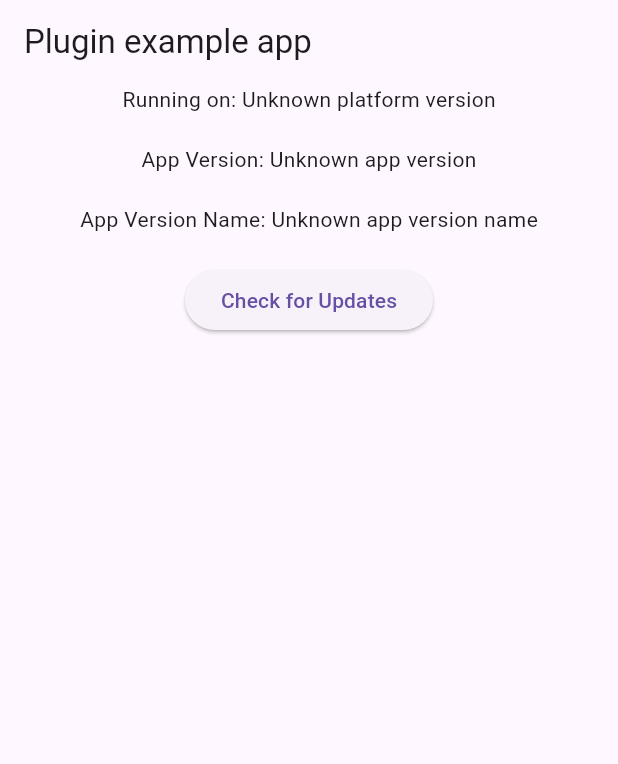
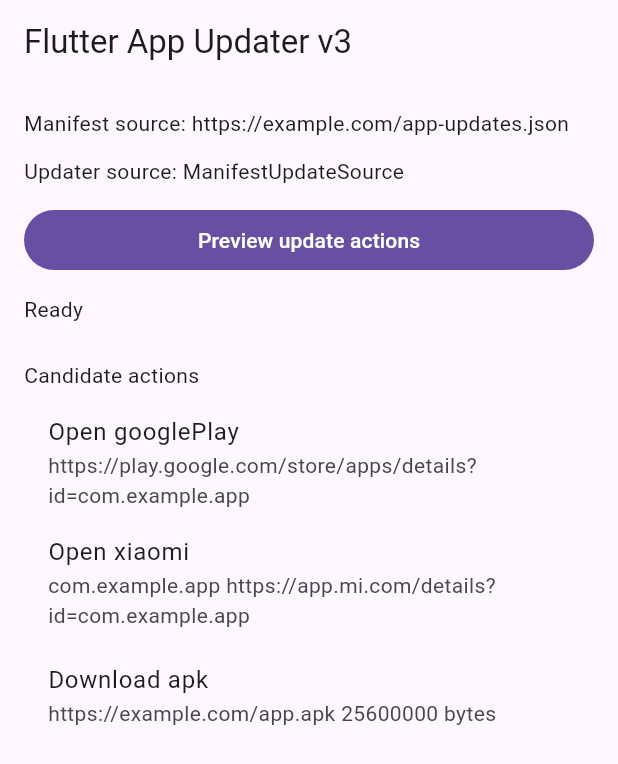
Before and after one commit to indie-geeker/flutter_app_updater, a Flutter app: the screen it shows after launch, on a phone screen of 412 x 824 dp. Shown: the top 764 px of the screen. Run offline on Flutter 3.47's test engine with Material 3 defaults, Android fonts, the phone set to English and light mode, and no system bars; our stand-ins replace plugin_platform_interface.

Commit message:
docs: document v3 updater API

```diff
--- a/example/lib/main.dart
+++ b/example/lib/main.dart
@@ -1,10 +1,5 @@
 import 'package:flutter/material.dart';
-import 'package:flutter_localizations/flutter_localizations.dart';
-import 'dart:async';
-
-import 'package:flutter/services.dart';
-// ignore: implementation_imports
-import 'package:flutter_app_updater/src/updater.dart';
+import 'package:flutter_app_updater/flutter_app_updater.dart';
 
 void main() {
   runApp(const MyApp());
@@ -18,111 +13,137 @@ class MyApp extends StatefulWidget {
 }
 
 class _MyAppState extends State<MyApp> {
-  String _platformVersion = 'Unknown';
-  String _appVersionCode = 'Unknown';
-  String _appVersionName = 'Unknown';
-  final _flutterAppUpdaterPlugin = FlutterAppUpdater(
-      updateUrl: "https://power.earthg.cn/update/update.json",
-      versionKey: "newVersionCode",
-      downloadUrlKey: "apkUrl",
-      changeLogKey: "updateMessage",
-      isForceUpdateKey: "forceUpdate"
+  static final _manifestUrl = Uri.parse(
+    'https://example.com/app-updates.json',
   );
 
+  late final AppUpdater _updater = AppUpdater(
+    source: UpdateSource.manifest(manifestUrl: _manifestUrl),
+    selector: const UpdateSelector(
+      installedVersion: '1.0.0',
+      platform: TargetPlatform.android,
+      architecture: 'arm64',
+      channel: 'stable',
+    ),
+  );
 
-  @override
-  void initState() {
-    super.initState();
-    _flutterAppUpdaterPlugin.init();
+  late final UpdateCandidate _previewCandidate = UpdateCandidate(
+    version: '2.0.0',
+    buildNumber: '42',
+    channel: 'stable',
+    platform: TargetPlatform.android,
+    architecture: 'arm64',
+    releaseNotes: 'Bug fixes and performance improvements',
+    releasedAt: DateTime.utc(2026, 7, 3, 10),
+    policy: const UpdatePolicy(level: UpdatePolicyLevel.recommended),
+    actions: [
+      OpenStoreAction(
+        store: StoreKind.googlePlay,
+        storeUrl: Uri.parse(
+          'https://play.google.com/store/apps/details?id=com.example.app',
+        ),
+      ),
+      OpenAndroidMarketAction(
+        market: AndroidMarketKind.xiaomi,
+        targetPackageName: 'com.example.app',
+        fallbackUrl: Uri.parse('https://app.mi.com/details?id=com.example.app'),
+      ),
+      DownloadPackageAction(
+        packageUrl: Uri.parse('https://example.com/app.apk'),
+        packageType: PackageType.apk,
+        packageSizeBytes: 25600000,
+        sha256: 'a' * 64,
+      ),
+    ],
+  );
 
-    initPlatformState();
+  String _status = 'Ready';
+  UpdateCheckResult? _result;
 
-  }
-
-  Future<void> initPlatformState() async {
-    String platformVersion;
-    String appVersion;
-    String appVersionName;
-    try {
-      platformVersion =
-          await _flutterAppUpdaterPlugin.getPlatformVersion() ?? 'Unknown platform version';
-      appVersion =
-          await _flutterAppUpdaterPlugin.getAppVersionCode() ?? 'Unknown app version';
-
-      appVersionName =
-          await _flutterAppUpdaterPlugin.getAppVersionName() ?? 'Unknown app version name';
-
-    } on PlatformException {
-      platformVersion = 'Failed to get platform version.';
-      appVersion = 'Failed to get app version.';
-      appVersionName = 'Failed to get app version name.';
-    }
-    if (!mounted) return;
+  void _previewSelection() {
+    const selector = UpdateSelector(
+      installedVersion: '1.0.0',
+      platform: TargetPlatform.android,
+      architecture: 'arm64',
+      channel: 'stable',
+    );
+    final result = selector.select([_previewCandidate]);
 
     setState(() {
-      _platformVersion = platformVersion;
-      _appVersionCode = appVersion;
-      _appVersionName = appVersionName;
+      _result = result;
+      _status = switch (result) {
+        UpdateAvailable(:final candidate, :final recommendedAction) =>
+          'Update ${candidate.version}: ${_labelFor(recommendedAction)}',
+        UpdateNotAvailable() => 'Already current',
+        UpdateCheckFailed(:final code) => 'Failed: ${code.value}',
+      };
     });
   }
-
 
   @override
   Widget build(BuildContext context) {
     return MaterialApp(
-      // 添加国际化支持
-      localizationsDelegates: const [
-        // 使用内置的本地化委托
-        ...GlobalMaterialLocalizations.delegates,
-      ],
-      supportedLocales: const [
-        Locale('zh', 'CN'), // 中文
-        Locale('en', 'US'), // 英文
-      ],
       debugShowCheckedModeBanner: false,
       home: Scaffold(
         appBar: AppBar(
-          title: const Text('Plugin example app'),
+          title: const Text('Flutter App Updater v3'),
         ),
-        body: Center(
-          child: Column(
-            children: [
-              Text('Running on: $_platformVersion\n'),
-              Text('App Version: $_appVersionCode\n'),
-              Text('App Version Name: $_appVersionName\n'),
-              ElevatedButton(
-                onPressed: () async {
-                  try {
-                    // 检查更新，设置 showDialogIfAvailable 为 false，因为我们想手动控制对话框显示
-                    final updateInfo = await _flutterAppUpdaterPlugin.checkForUpdate(
-                      showDialogIfAvailable: false,
-                    );
-
-                    if (updateInfo != null) {
-                      debugPrint('New version available: ${updateInfo.newVersion}');
-                      debugPrint('Download URL: ${updateInfo.downloadUrl}');
-                      debugPrint('Changelog: ${updateInfo.changelog}');
-
-                      // 清晰地显示更新对话框
-                      if (mounted) {
-                        await _flutterAppUpdaterPlugin.showUpdateDialog(
-                          context: this.context,
-                          updateInfo: updateInfo,
-                        );
-                      }
-                    } else {
-                      debugPrint('No updates available');
-                    }
-                  } catch (e) {
-                    debugPrint('Error checking for updates: $e');
-                  }
-                },
-                child: const Text('Check for Updates'),
+        body: ListView(
+          padding: const EdgeInsets.all(16),
+          children: [
+            Text('Manifest source: $_manifestUrl'),
+            const SizedBox(height: 12),
+            Text('Updater source: ${_updater.source.runtimeType}'),
+            const SizedBox(height: 12),
+            FilledButton(
+              onPressed: _previewSelection,
+              child: const Text('Preview update actions'),
+            ),
+            const SizedBox(height: 12),
+            Text(_status),
+            const SizedBox(height: 24),
+            const Text('Candidate actions'),
+            const SizedBox(height: 8),
+            for (final action in _previewCandidate.actions)
+              ListTile(
+                title: Text(_labelFor(action)),
+                subtitle: Text(_descriptionFor(action)),
+              ),
+            if (_result case UpdateAvailable(:final recommendedAction)) ...[
+              const Divider(),
+              ListTile(
+                title: const Text('Recommended action'),
+                subtitle: Text(_descriptionFor(recommendedAction)),
               ),
             ],
-          ),
+          ],
         ),
       ),
     );
   }
+
+  String _labelFor(UpdateAction action) {
+    return switch (action) {
+      OpenStoreAction(:final store) => 'Open ${store.name}',
+      PlayInAppUpdateAction(:final mode) => 'Play in-app ${mode.name}',
+      OpenAndroidMarketAction(:final market) => 'Open ${market.name}',
+      DownloadPackageAction(:final packageType) =>
+        'Download ${packageType.name}',
+      OpenInstallerAction(:final installerType) =>
+        'Open ${installerType.name} installer',
+    };
+  }
+
+  String _descriptionFor(UpdateAction action) {
+    return switch (action) {
+      OpenStoreAction(:final storeUrl) => storeUrl.toString(),
+      PlayInAppUpdateAction(:final mode) => 'Mode: ${mode.name}',
+      OpenAndroidMarketAction(:final targetPackageName, :final fallbackUrl) =>
+        '$targetPackageName ${fallbackUrl ?? ''}',
+      DownloadPackageAction(:final packageUrl, :final packageSizeBytes) =>
+        '$packageUrl ${packageSizeBytes ?? ''} bytes',
+      OpenInstallerAction(:final installerUrl, :final installerSizeBytes) =>
+        '$installerUrl ${installerSizeBytes ?? ''} bytes',
+    };
+  }
 }
```
Also changed, not shown: 3 other files.
